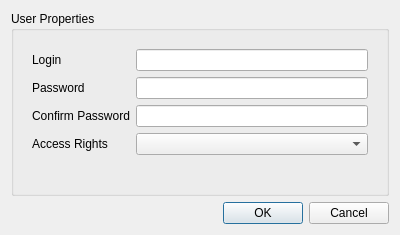
First picture: the form in client/src/ui/dialogs/user_settings_dialog.ui, repository networkoptix/nx_open, before the edit.
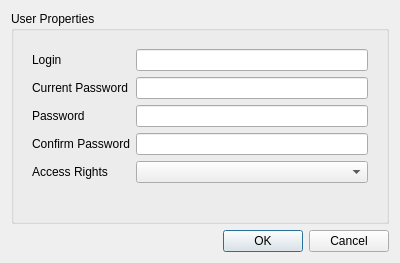
Second picture: the form after the edit.

```diff
--- a/client/src/ui/dialogs/user_settings_dialog.ui
+++ b/client/src/ui/dialogs/user_settings_dialog.ui
@@ -33,28 +33,28 @@
          <item row="0" column="1">
           <widget class="QLineEdit" name="loginEdit"/>
          </item>
-         <item row="1" column="0">
+         <item row="2" column="0">
           <widget class="QLabel" name="passwordLabel">
            <property name="text">
             <string>Password</string>
            </property>
           </widget>
          </item>
-         <item row="1" column="1">
+         <item row="2" column="1">
           <widget class="QLineEdit" name="passwordEdit">
            <property name="echoMode">
             <enum>QLineEdit::Password</enum>
            </property>
           </widget>
          </item>
-         <item row="2" column="0">
+         <item row="3" column="0">
           <widget class="QLabel" name="confirmPasswordLabel">
            <property name="text">
             <string>Confirm Password</string>
            </property>
           </widget>
          </item>
-         <item row="2" column="1">
+         <item row="3" column="1">
           <widget class="QLineEdit" name="confirmPasswordEdit">
            <property name="sizePolicy">
             <sizepolicy hsizetype="Expanding" vsizetype="Fixed">
@@ -67,16 +67,30 @@
            </property>
           </widget>
          </item>
-         <item row="3" column="0">
+         <item row="4" column="0">
           <widget class="QLabel" name="accessRightsLabel">
            <property name="text">
             <string>Access Rights</string>
            </property>
           </widget>
          </item>
-         <item row="3" column="1">
+         <item row="4" column="1">
           <widget class="QComboBox" name="accessRightsComboBox"/>
          </item>
+         <item row="1" column="0">
+          <widget class="QLabel" name="currentPasswordLabel">
+           <property name="text">
+            <string>Current Password</string>
+           </property>
+          </widget>
+         </item>
+         <item row="1" column="1">
+          <widget class="QLineEdit" name="currentPasswordEdit">
+           <property name="echoMode">
+            <enum>QLineEdit::Password</enum>
+           </property>
+          </widget>
+         </item>
         </layout>
        </widget>
       </item>
```
